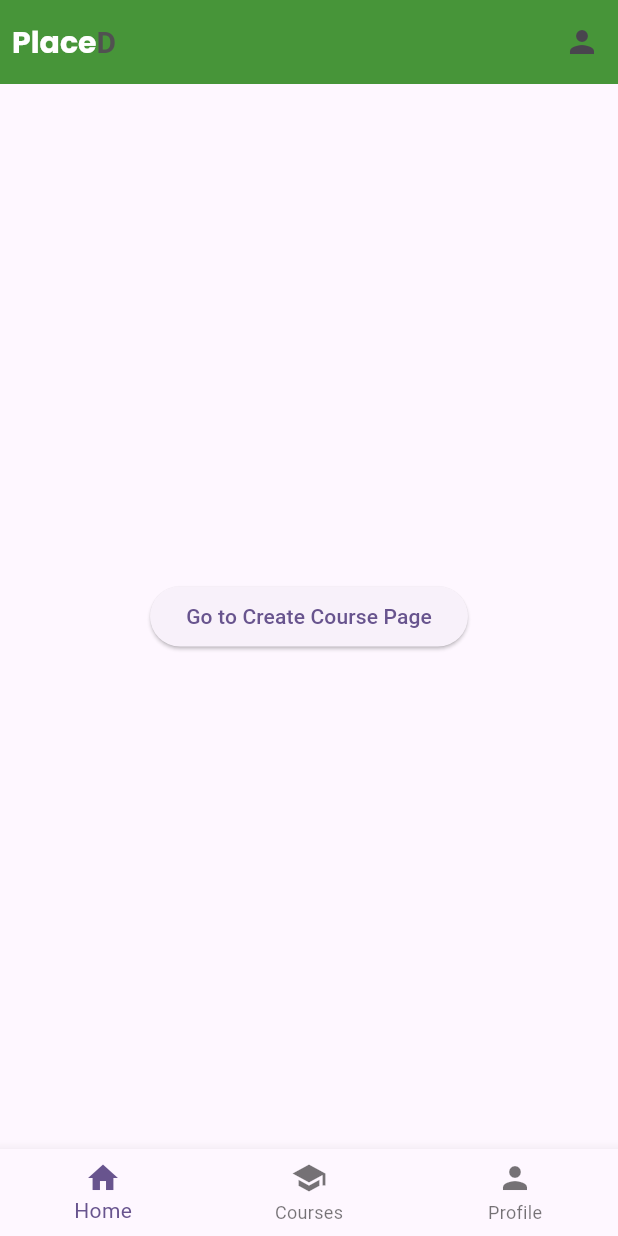
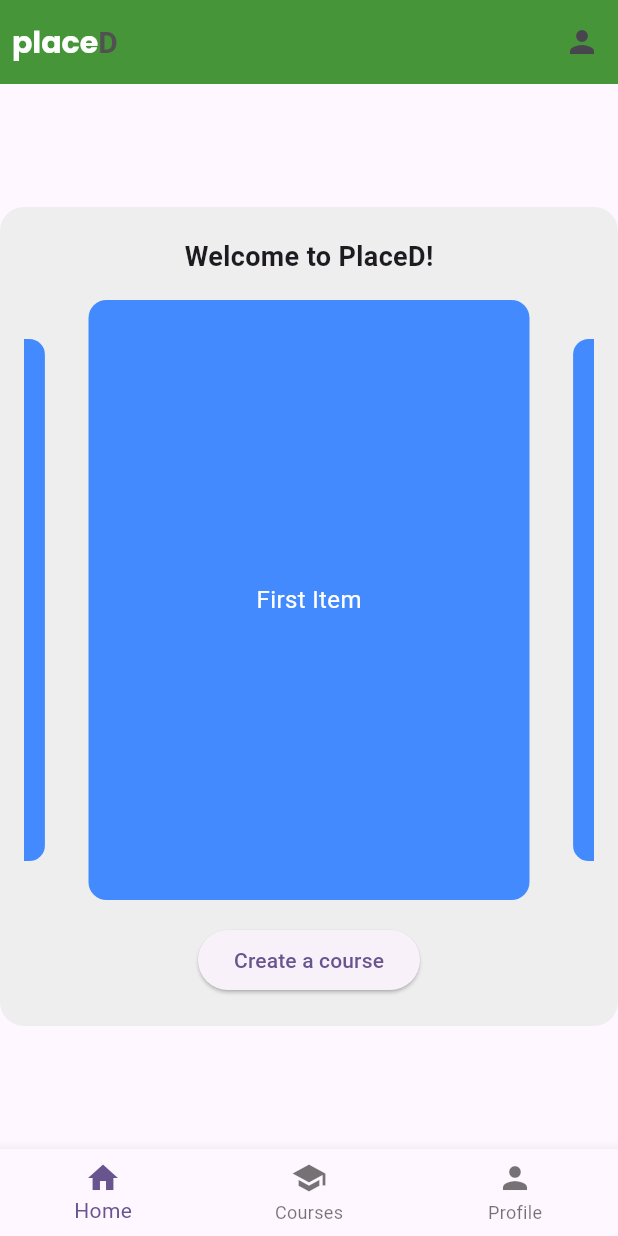
Before and after one commit to SyedHamadanAhmad/placeD-client, a Flutter app: the screen it shows after launch, on a phone screen of 412 x 824 dp. Run offline on Flutter 3.47's test engine with Material 3 defaults, Android fonts, the phone set to English and light mode, and no system bars; drawn by our look-alikes of carousel_slider; our stand-ins replace google_fonts.

Commit message:
Updated HomePage.dart

```diff
--- a/lib/pages/homepage.dart
+++ b/lib/pages/homepage.dart
@@ -1,18 +1,90 @@
 import 'package:flutter/material.dart';
-import '../templates_lib/main_template.dart';
+import 'package:placed_client/templates_lib/main_template.dart';
+import 'package:carousel_slider/carousel_slider.dart';
+import 'package:carousel_slider/carousel_controller.dart';
 
 class HomePage extends StatelessWidget {
+  CarouselSliderController _carouselController = CarouselSliderController();
+
   @override
   Widget build(BuildContext context) {
     return MainTemplate(
-      title: 'PlaceD',
+      title: 'placeD',
       currentIndex: 0,
       child: Center(
-        child: ElevatedButton(
-          onPressed: () {
-            Navigator.pushNamed(context, '/createCourse');
-          },
-          child: Text('Go to Create Course Page'),
+        child: Container(
+          padding: EdgeInsets.symmetric(horizontal: 16, vertical: 20),
+          decoration: BoxDecoration(
+            color: Colors.grey[200],
+            borderRadius: BorderRadius.circular(16),
+          ),
+          child: Column(
+            mainAxisSize: MainAxisSize.min,
+            children: [
+              Text(
+                'Welcome to PlaceD!',
+                style: TextStyle(
+                  fontSize: 18,
+                  fontWeight: FontWeight.bold,
+                ),
+              ),
+              SizedBox(height: 16),
+              CarouselSlider(
+                carouselController: _carouselController,
+                items: [
+                  'First Item',
+                  'Second Item',
+                ].map((item) {
+                  return Builder(
+                    builder: (BuildContext context) {
+                      return Container(
+                        width: MediaQuery.of(context).size.width * 0.8,
+                        margin: EdgeInsets.symmetric(horizontal: 5.0),
+                        decoration: BoxDecoration(
+                          color: const Color.fromRGBO(68, 138, 255, 1),
+                          borderRadius: BorderRadius.circular(12),
+                        ),
+                        child: Center(
+                          child: Text(
+                            item,
+                            style: TextStyle(
+                              fontSize: 16.0,
+                              color: Colors.white,
+                            ),
+                          ),
+                        ),
+                      );
+                    },
+                  );
+                }).toList(),
+                options: CarouselOptions(
+                  height: 400,
+                  aspectRatio: 16 / 9,
+                  viewportFraction: 0.8,
+                  initialPage: 0,
+                  enableInfiniteScroll: true,
+                  reverse: false,
+                  autoPlay: true,
+                  autoPlayInterval: Duration(seconds: 3),
+                  autoPlayAnimationDuration: Duration(milliseconds: 800),
+                  autoPlayCurve: Curves.fastOutSlowIn,
+                  enlargeCenterPage: true,
+                  enlargeFactor: 0.3,
+                  onPageChanged: (index, reason) {
+                    print('Current page: $index, Reason: $reason');
+                  },
+                  scrollDirection: Axis.horizontal,
+                ),
+              ),
+              SizedBox(height: 16),
+              ElevatedButton(
+                onPressed: () {
+                  Navigator.pushNamed(context, '/createCourse');
+                },
+                child: Text('Create a course'),
+              ),
+            ],
+          ),
         ),
       ),
     );
--- a/pubspec.yaml
+++ b/pubspec.yaml
@@ -34,7 +34,8 @@ dependencies:
   # The following adds the Cupertino Icons font to your application.
   # Use with the CupertinoIcons class for iOS style icons.
   cupertino_icons: ^1.0.8
-  google_fonts: ^5.0.0
+  google_fonts: ^6.2.1
+  carousel_slider: ^5.0.0
 
 dev_dependencies:
   flutter_test:
```
Also changed, not shown: pubspec.lock.
